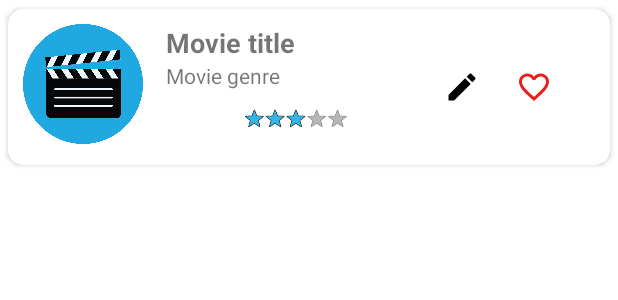
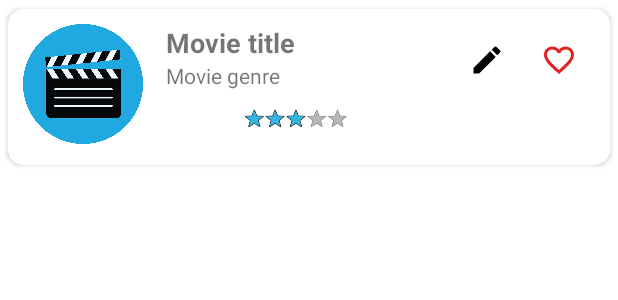
Before and after one commit to JoshF1231/ReelyGoodMovies, an Android app: the layout item_layout.xml on its own in the app's theme, with its tools: preview values and no code run, on a phone screen of 412 x 824 dp. Shown: the top 300 px of the screen. Run offline under Robolectric (Android 15) with nearby library versions, the phone set to English and light mode, and no system bars.

Commit message:
Fix issues with add, delete, filtering functionality and item adapter layout

```diff
--- a/app/src/main/java/com/example/reelygoodmovies/ui/all_movies/ItemAdapter.kt
+++ b/app/src/main/java/com/example/reelygoodmovies/ui/all_movies/ItemAdapter.kt
@@ -69,7 +69,7 @@ class ItemAdapter(private var items: List<Movie>, val callBack: ItemListener) :
         notifyDataSetChanged()
     }
 
-    fun itemAt(position: Int) = items[position]
+    fun getItem(position: Int) = items[position]
 
     override fun onCreateViewHolder(parent: ViewGroup, viewType: Int): ItemViewHolder {
         return ItemViewHolder(
@@ -88,4 +88,6 @@ class ItemAdapter(private var items: List<Movie>, val callBack: ItemListener) :
     override fun getItemCount(): Int {
         return items.size
     }
+
+
 }
--- a/app/src/main/res/layout/item_layout.xml
+++ b/app/src/main/res/layout/item_layout.xml
@@ -10,7 +10,7 @@
 
     <androidx.constraintlayout.widget.ConstraintLayout
         android:layout_width="match_parent"
-        android:layout_height="wrap_content"
+        android:layout_height="match_parent"
         android:orientation="horizontal">
 
         <ImageView
@@ -24,12 +24,13 @@
 
         <LinearLayout
             android:id="@+id/linearLayout"
-            android:layout_width="wrap_content"
+            android:layout_width="0dp"
             android:layout_height="wrap_content"
             android:layout_marginStart="15dp"
             android:orientation="vertical"
             app:layout_constraintBottom_toBottomOf="parent"
             app:layout_constraintStart_toEndOf="@id/iv_item_movie_image"
+            app:layout_constraintEnd_toStartOf="@id/ll_icons"
             app:layout_goneMarginStart="50dp">
 
             <TextView
@@ -46,6 +47,8 @@
                 android:layout_width="wrap_content"
                 android:layout_height="wrap_content"
                 android:layout_gravity="start|center"
+                android:ellipsize="end"
+                android:maxLines="2"
                 android:text="@string/movie_genre_label" />
 
 
@@ -63,16 +66,23 @@
                 android:stepSize="1" />
         </LinearLayout>
 
+        <LinearLayout
+            android:id="@+id/ll_icons"
+            android:layout_width="wrap_content"
+            android:layout_height="wrap_content"
+            android:layout_marginStart="15dp"
+            android:orientation="horizontal"
+            app:layout_constraintEnd_toEndOf="parent"
+            app:layout_constraintTop_toTopOf="parent"
+     >
+
             <ImageButton
                 android:id="@+id/ib_item_edit_"
                 android:layout_width="48dp"
                 android:layout_height="48dp"
                 android:background="@null"
                 android:contentDescription="@string/edit_movie_bt"
-            android:src="@drawable/baseline_edit_24"
-            app:layout_constraintBottom_toBottomOf="parent"
-            app:layout_constraintStart_toEndOf="@id/linearLayout"
-            app:layout_constraintTop_toTopOf="parent" />
+                android:src="@drawable/baseline_edit_24" />
 
             <ImageButton
                 android:id="@+id/ib_item_favorite_"
@@ -80,10 +90,8 @@
                 android:layout_height="48dp"
                 android:background="@null"
                 android:contentDescription="@string/like_movie"
-            android:src="@drawable/baseline_favorite_border_24"
-            app:layout_constraintBottom_toBottomOf="parent"
-            app:layout_constraintStart_toEndOf="@id/ib_item_edit_"
-            app:layout_constraintTop_toTopOf="parent" />
+                android:src="@drawable/baseline_favorite_border_24" />
+        </LinearLayout>
 
     </androidx.constraintlayout.widget.ConstraintLayout>
 
```
Also changed, not shown: app/src/main/java/com/example/reelygoodmovies/ui/ActivityViewModel.kt (+7 -4 lines), app/src/main/java/com/example/reelygoodmovies/ui/all_movies/AllItemsFragment.kt (+128 -130 lines). Lines whose indentation alone changed are shown as unchanged.
